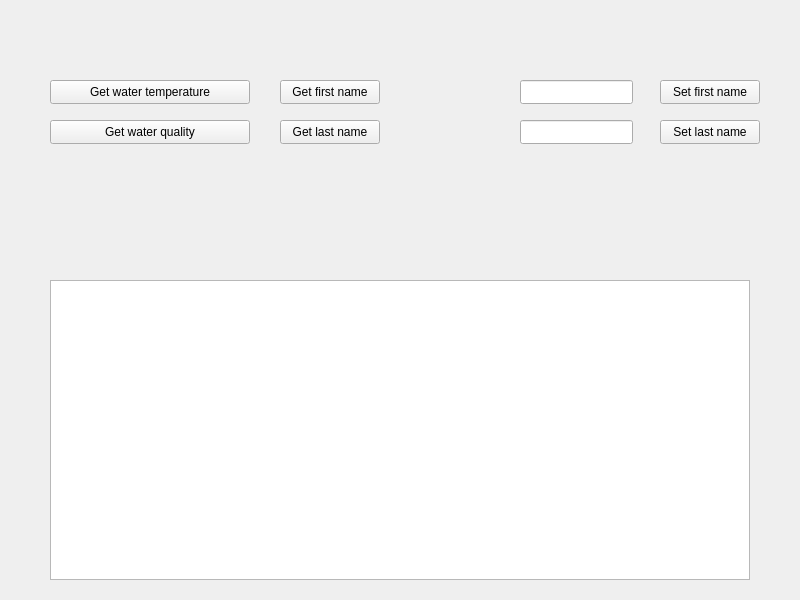
This is GUI/English/BathingLake/gui.ui in Yeah-Jack/cpp-projects as Qt 5 draws it before an edit. The edited form follows.
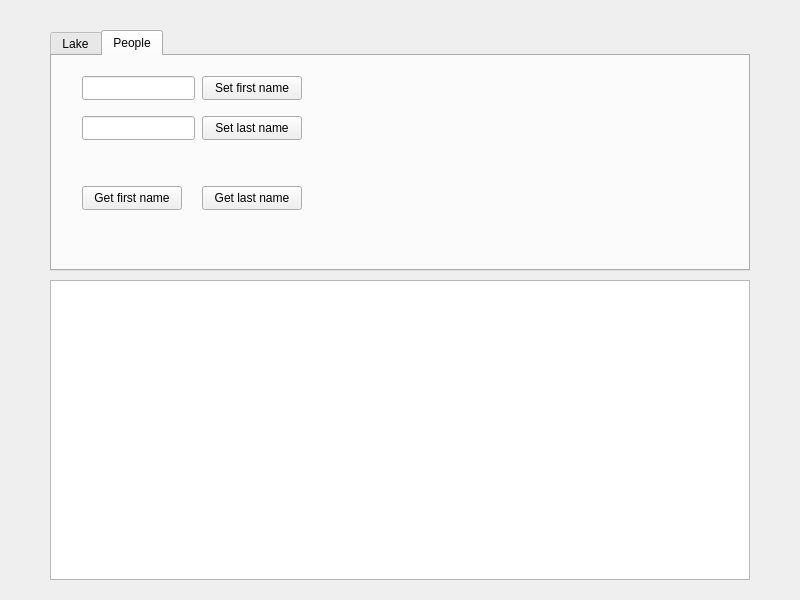
This is the edited form. The open tabs and pages were chosen to show the change.

Commit message: feat: reorganize GUI layout by adding tabs for Lake and People

The edit to the form file:
```diff
--- a/GUI/English/BathingLake/gui.ui
+++ b/GUI/English/BathingLake/gui.ui
@@ -13,11 +13,37 @@
   <property name="windowTitle">
    <string>GUI</string>
   </property>
+  <widget class="QPlainTextEdit" name="log">
+   <property name="geometry">
+    <rect>
+     <x>50</x>
+     <y>280</y>
+     <width>700</width>
+     <height>300</height>
+    </rect>
+   </property>
+  </widget>
+  <widget class="QTabWidget" name="tabWidget">
+   <property name="geometry">
+    <rect>
+     <x>50</x>
+     <y>30</y>
+     <width>700</width>
+     <height>241</height>
+    </rect>
+   </property>
+   <property name="currentIndex">
+    <number>0</number>
+   </property>
+   <widget class="QWidget" name="lakeTab">
+    <attribute name="title">
+     <string>Lake</string>
+    </attribute>
   <widget class="QPushButton" name="getWaterTemperatureBtn">
    <property name="geometry">
     <rect>
-     <x>50</x>
-     <y>80</y>
+       <x>40</x>
+       <y>30</y>
      <width>200</width>
      <height>24</height>
     </rect>
@@ -29,8 +55,8 @@
   <widget class="QPushButton" name="getWaterQualityBtn">
    <property name="geometry">
     <rect>
-     <x>50</x>
-     <y>120</y>
+       <x>40</x>
+       <y>70</y>
      <width>200</width>
      <height>24</height>
     </rect>
@@ -39,57 +65,39 @@
     <string>Get water quality</string>
    </property>
   </widget>
-  <widget class="QPlainTextEdit" name="log">
-   <property name="geometry">
-    <rect>
-     <x>50</x>
-     <y>280</y>
-     <width>700</width>
-     <height>300</height>
-    </rect>
-   </property>
-  </widget>
-  <widget class="QPushButton" name="getFirstNameBtn">
-   <property name="geometry">
-    <rect>
-     <x>280</x>
-     <y>80</y>
-     <width>100</width>
-     <height>24</height>
-    </rect>
-   </property>
-   <property name="text">
-    <string>Get first name</string>
-   </property>
-  </widget>
-  <widget class="QPushButton" name="getLastNameBtn">
-   <property name="geometry">
-    <rect>
-     <x>280</x>
-     <y>120</y>
-     <width>100</width>
-     <height>24</height>
-    </rect>
-   </property>
-   <property name="text">
-    <string>Get last name</string>
-   </property>
-  </widget>
+   </widget>
+   <widget class="QWidget" name="peopleTab">
+    <attribute name="title">
+     <string>People</string>
+    </attribute>
   <widget class="QLineEdit" name="setFirstNameEdit">
    <property name="geometry">
     <rect>
-     <x>520</x>
-     <y>80</y>
+       <x>30</x>
+       <y>20</y>
      <width>113</width>
      <height>24</height>
     </rect>
    </property>
   </widget>
+    <widget class="QPushButton" name="setFirstNameBtn">
+     <property name="geometry">
+      <rect>
+       <x>150</x>
+       <y>20</y>
+       <width>100</width>
+       <height>24</height>
+      </rect>
+     </property>
+     <property name="text">
+      <string>Set first name</string>
+     </property>
+    </widget>
   <widget class="QLineEdit" name="setLastNameEdit">
    <property name="geometry">
     <rect>
-     <x>520</x>
-     <y>120</y>
+       <x>30</x>
+       <y>60</y>
      <width>113</width>
      <height>24</height>
     </rect>
@@ -98,8 +106,8 @@
   <widget class="QPushButton" name="setLastNameBtn">
    <property name="geometry">
     <rect>
-     <x>660</x>
-     <y>120</y>
+       <x>150</x>
+       <y>60</y>
      <width>100</width>
      <height>24</height>
     </rect>
@@ -108,18 +116,33 @@
     <string>Set last name</string>
    </property>
   </widget>
-  <widget class="QPushButton" name="setFirstNameBtn">
+    <widget class="QPushButton" name="getFirstNameBtn">
    <property name="geometry">
     <rect>
-     <x>660</x>
-     <y>80</y>
+       <x>30</x>
+       <y>130</y>
      <width>100</width>
      <height>24</height>
     </rect>
    </property>
    <property name="text">
-    <string>Set first name</string>
-   </property>
+      <string>Get first name</string>
+     </property>
+    </widget>
+    <widget class="QPushButton" name="getLastNameBtn">
+     <property name="geometry">
+      <rect>
+       <x>150</x>
+       <y>130</y>
+       <width>100</width>
+       <height>24</height>
+      </rect>
+     </property>
+     <property name="text">
+      <string>Get last name</string>
+     </property>
+    </widget>
+   </widget>
   </widget>
  </widget>
  <resources/>
```
Lines whose indentation alone changed are shown as unchanged.
